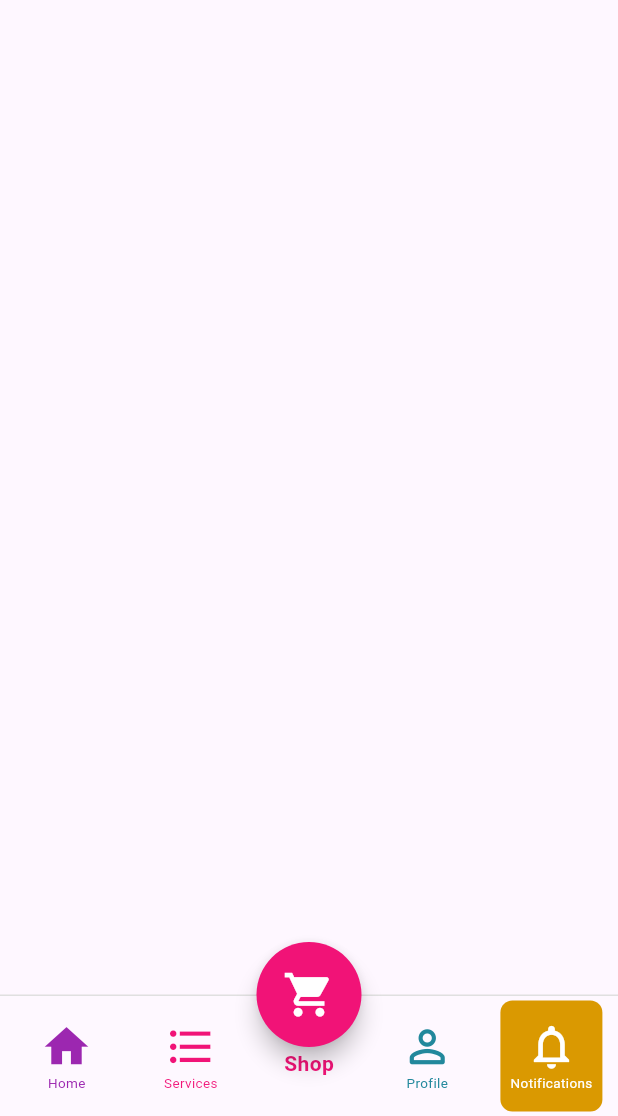
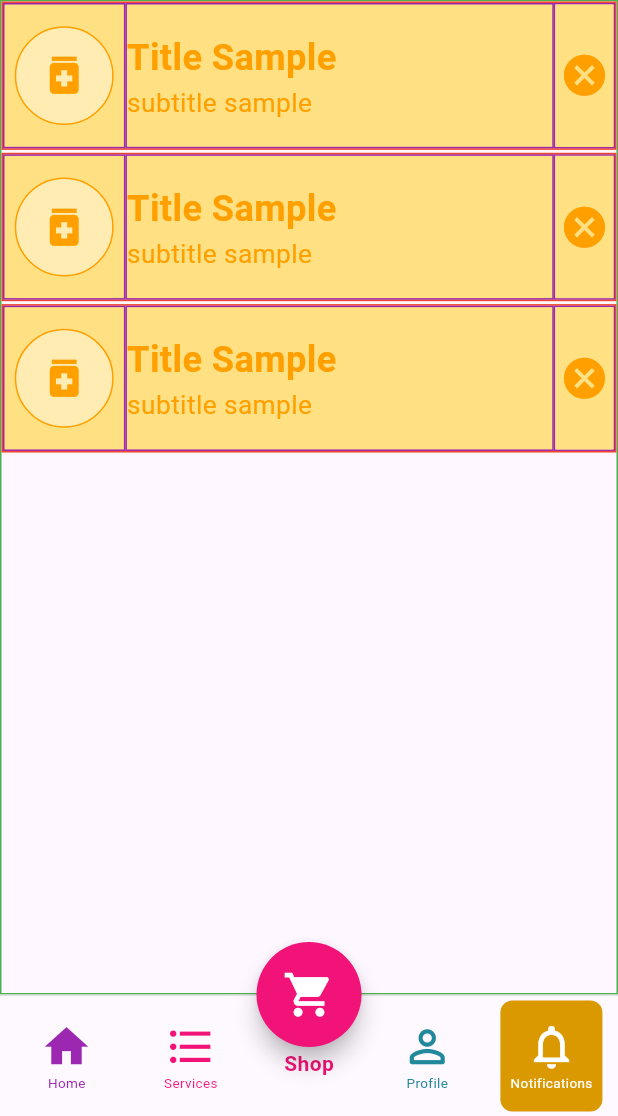
Before and after one commit to abbashashem283/babivision, a Flutter app: the screen it shows after launch, item 4 of the bottom bar chosen, on a phone screen of 412 x 824 dp, the part 120-1236 px from its top. Run offline on Flutter 3.47's test engine with Material 3 defaults, Android fonts, the phone set to English and light mode, and no system bars; our stand-ins replace device_preview, dio, flutter_dotenv, flutter_map, flutter_screenutil, flutter_secure_storage and 6 more; network calls fail.

Commit message:
working on notifications page

```diff
--- a/lib/views/pages/homepage/HomePage.dart
+++ b/lib/views/pages/homepage/HomePage.dart
@@ -7,7 +7,8 @@ import 'package:babivision/views/buttons/CIconButton.dart';
 import 'package:babivision/views/cards/DiagonalShadow.dart';
 import 'package:babivision/views/debug/B.dart';
 import 'package:babivision/views/layout/AppBarDrawerScaffold.dart';
-import 'package:babivision/views/pages/Profile.dart';
+import 'package:babivision/views/pages/homepage/tabs/Notifications.dart';
+import 'package:babivision/views/pages/homepage/tabs/Profile.dart';
 import 'package:babivision/views/pages/homepage/tabs/Services.dart';
 import 'package:flutter/material.dart';
 import 'package:babivision/data/KConstants.dart';
@@ -120,6 +121,8 @@ class _HomepageState extends State<Homepage> {
             );
           },
         );
+      case 3:
+        return Notifications();
       default:
         return SizedBox.shrink();
     }
@@ -344,21 +347,7 @@ class _HomepageState extends State<Homepage> {
       },
       body: Align(
         alignment: Alignment.topCenter,
-        child: SizedBox(
-          // width: double.infinity.clamp(
-          //   50,
-          //   _currentIndex == 1 ? context.percentageOfWidth(1) : 800,
-          // ),
-          // child: FractionallySizedBox(
-          //   //height: 250,
-          //   // widthFactor: _currentIndex == 1 ? .99 : .95,
-          //   // heightFactor: _currentIndex == 1 ? .99 : .92,
-          //   widthFactor: 1,
-          //   //height: 250,
-          //   child: _getSelectedTab(),
-          // ),
-          child: _getSelectedTab(),
-        ),
+        child: SizedBox(child: _getSelectedTab()),
       ),
       bottomNavigationBar: Container(
         decoration: BoxDecoration(
--- /dev/null
+++ b/lib/views/pages/homepage/tabs/Notifications.dart
@@ -0,0 +1,145 @@
+import 'package:babivision/Utils/extenstions/ResponsiveContext.dart';
+import 'package:babivision/views/debug/B.dart';
+import 'package:flutter/material.dart';
+
+class NotificationListDelegate extends StatefulWidget {
+  const NotificationListDelegate({super.key});
+
+  @override
+  State<NotificationListDelegate> createState() =>
+      _NotificationListDelegateState();
+}
+
+class _NotificationListDelegateState extends State<NotificationListDelegate> {
+  @override
+  Widget build(BuildContext context) {
+    return Container(
+      color: Colors.amber[200],
+      height: context.percentageOfHeight(.12),
+      child: B(
+        color: "r",
+        child: Row(
+          children: [
+            Expanded(
+              flex: 2,
+              child: B(
+                inExpanded: true,
+                color: "p",
+                child: Expanded(
+                  child: Center(
+                    child: Container(
+                      width: context.fontSizeMin(60),
+                      height: context.fontSizeMin(60),
+                      decoration: BoxDecoration(
+                        color: Colors.amber[100],
+                        border: Border.all(color: Colors.amber[700]!),
+                        borderRadius: BorderRadius.circular(
+                          context.fontSizeMin(60) / 2,
+                        ),
+                      ),
+                      child: Icon(
+                        Icons.medication,
+                        color: Colors.amber[700],
+                        size: context.fontSizeMin(30),
+                      ),
+                    ),
+                  ),
+                ),
+              ),
+            ),
+            Expanded(
+              flex: 7,
+              child: B(
+                inExpanded: true,
+                color: "p",
+                child: Column(
+                  crossAxisAlignment: CrossAxisAlignment.start,
+                  mainAxisAlignment: MainAxisAlignment.center,
+                  children: [
+                    Text(
+                      "Title Sample",
+                      overflow: TextOverflow.ellipsis,
+                      style: TextStyle(
+                        color: Colors.amber[700],
+                        fontSize: context.fontSizeMin(22),
+                        fontWeight: FontWeight.bold,
+                      ),
+                    ),
+                    Text(
+                      "subtitle sample",
+                      overflow: TextOverflow.ellipsis,
+                      style: TextStyle(
+                        color: Colors.amber[700],
+                        fontSize: context.fontSizeMin(16),
+                      ),
+                    ),
+                  ],
+                ),
+              ),
+            ),
+            Expanded(
+              flex: 1,
+              child: B(
+                inExpanded: true,
+                color: "p",
+                child: Expanded(
+                  child: Material(
+                    color: Colors.amber[200],
+                    child: InkWell(
+                      onTap: () {},
+                      splashColor: Colors.red[500],
+                      child: Icon(
+                        Icons.cancel,
+                        size: context.fontSizeMin(30),
+                        color: Colors.amber[700],
+                      ),
+                    ),
+                  ),
+                ),
+              ),
+            ),
+          ],
+        ),
+      ),
+    );
+  }
+}
+
+class NotificationList extends StatefulWidget {
+  final List items;
+  const NotificationList({super.key, required this.items});
+
+  @override
+  State<NotificationList> createState() => _NotificationListState();
+}
+
+class _NotificationListState extends State<NotificationList> {
+  @override
+  Widget build(BuildContext context) {
+    return ListView.separated(
+      itemBuilder: (context, index) => NotificationListDelegate(),
+      separatorBuilder: (context, index) => SizedBox(height: 2),
+      itemCount: widget.items.length,
+    );
+  }
+}
+
+class Notifications extends StatefulWidget {
+  const Notifications({super.key});
+
+  @override
+  State<Notifications> createState() => _NotificationsState();
+}
+
+class _NotificationsState extends State<Notifications> {
+  @override
+  Widget build(BuildContext context) {
+    return B(
+      child: SizedBox(
+        width: double.infinity.max(1000),
+        height: double.infinity,
+        child: NotificationList(items: [1, 2, 3]),
+      ),
+    );
+  }
+}
```
Also changed, not shown: lib/views/pages/homepage/tabs/Profile.dart (renamed from lib/views/pages/Profile.dart).
